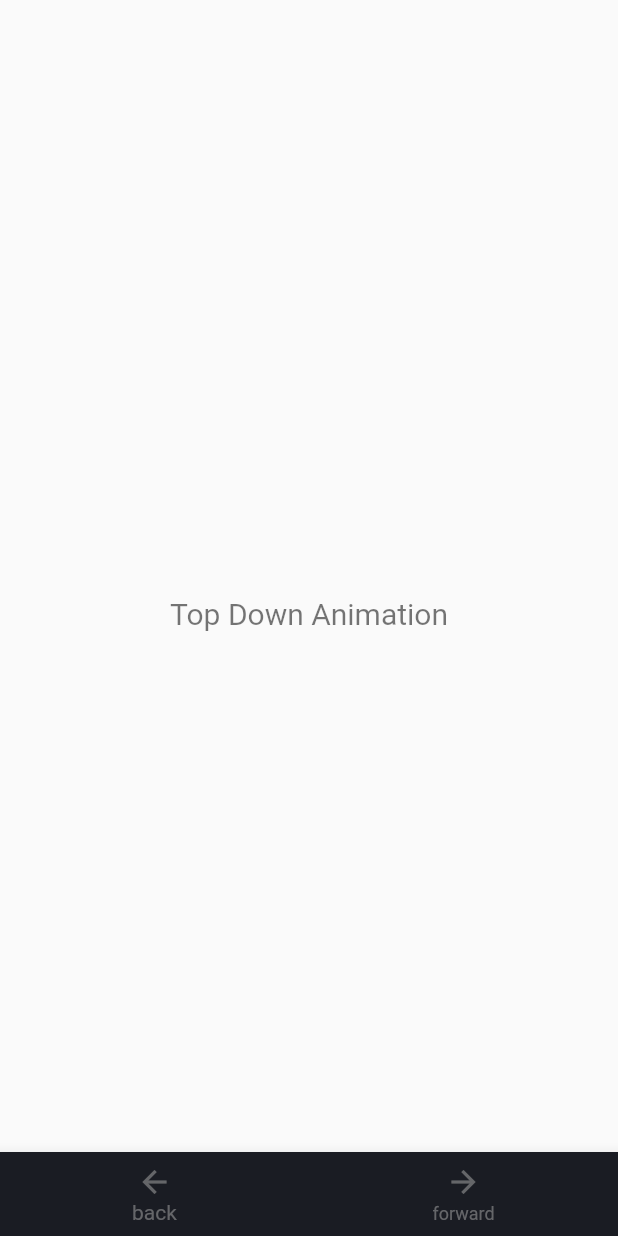
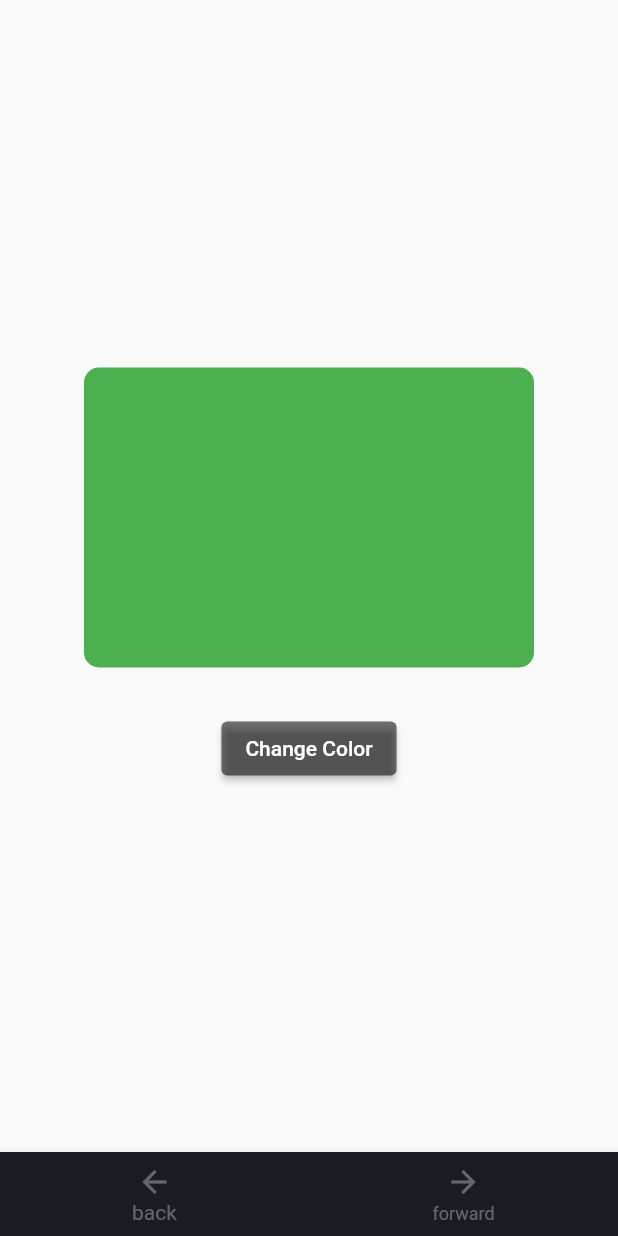
Before and after one commit to rajchunara/flutter_animation_course, a Flutter app: the screen it shows after launch, on a phone screen of 412 x 824 dp. Run offline on Flutter 3.47's test engine with Material 2 defaults, Android fonts, the phone set to English and light mode, and no system bars.

Commit message:
Random color based on button press

```diff
--- a/lib/animation_screens/tween_animation_builder.dart
+++ b/lib/animation_screens/tween_animation_builder.dart
@@ -1,5 +1,6 @@
 import 'package:flutter/material.dart';
 import 'package:flutter_animation_course/animation_screens/implicit_animation.dart';
+import 'dart:math' as math;
 
 /* Tween Animation is mainly used
 were animation is triggered when widget is loaded
@@ -45,6 +46,9 @@ class TweenOpacityPadding extends StatelessWidget {
           'Top Down Animation',
           style: TextStyle(fontSize: 20, color: Colors.black54),
         ),
+        /* Here we can add input value of slider or any other input
+        to end of tween and when input value changes the end value of tween changes
+         */
         tween: Tween<double>(begin: 0, end: 1),
         duration: duration,
         builder: (_, double val, Widget? child) {
@@ -58,3 +62,53 @@ class TweenOpacityPadding extends StatelessWidget {
         });
   }
 }
+
+class TweenRandomColor extends StatefulWidget {
+  TweenRandomColor({Key? key}) : super(key: key);
+
+  @override
+  State<TweenRandomColor> createState() => _TweenRandomColorState();
+}
+
+class _TweenRandomColorState extends State<TweenRandomColor> {
+  Color endColor = Colors.green;
+
+  void changeColor() {
+    setState(() {
+      endColor = Color((math.Random().nextDouble() * 0xFFFFFF).toInt())
+          .withOpacity(1.0);
+    });
+  }
+
+  @override
+  Widget build(BuildContext context) {
+    return Column(
+      mainAxisAlignment: MainAxisAlignment.center,
+      children: [
+        TweenAnimationBuilder<Color?>(
+            tween: ColorTween(begin: Colors.red, end: endColor),
+            duration: const Duration(milliseconds: 350),
+            builder: (BuildContext context, Color? color, Widget? child) {
+              return Container(
+                width: 300,
+                height: 200,
+                decoration: BoxDecoration(
+                  color: color,
+                  borderRadius: BorderRadius.circular(10),
+                ),
+              );
+            }),
+        SizedBox(
+          height: 30,
+        ),
+        ElevatedButton(
+            style: ButtonStyle(
+                backgroundColor: MaterialStateProperty.all(Colors.black54)),
+            onPressed: () {
+              changeColor();
+            },
+            child: Text('Change Color'))
+      ],
+    );
+  }
+}
--- a/lib/main.dart
+++ b/lib/main.dart
@@ -71,6 +71,11 @@
                 child: TweenOpacityPadding(),
               ),
             ),
+            Scaffold(
+              body: Center(
+                child: TweenRandomColor(),
+              ),
+            ),
           ].reversed.toList(),
         ),
         bottomNavigationBar: BottomNavigationBar(
```
